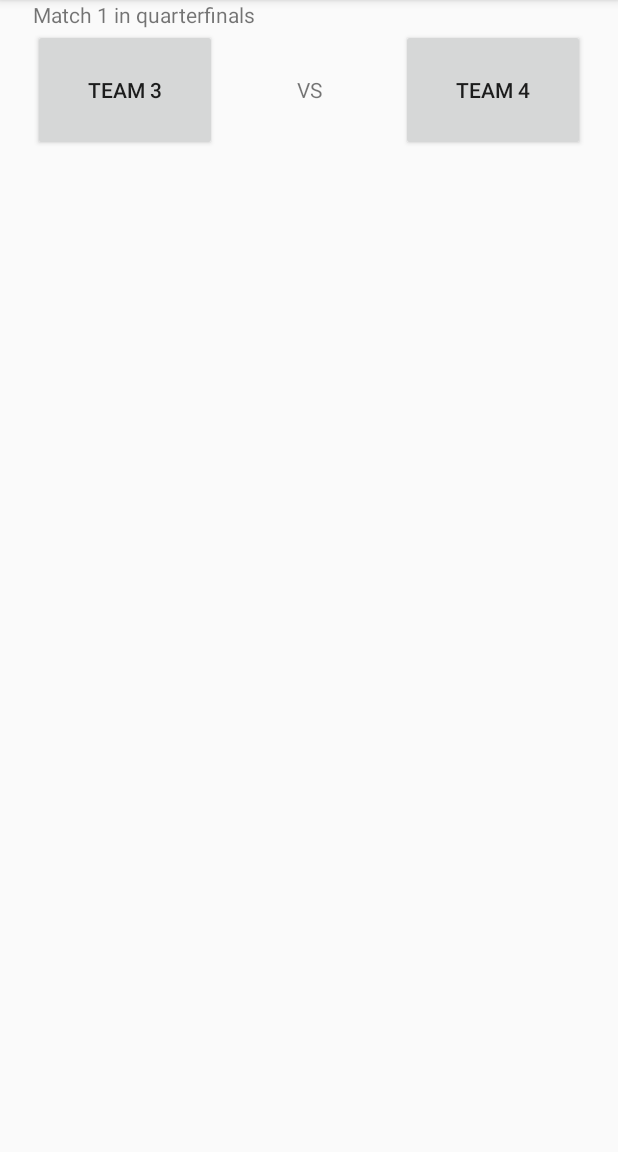
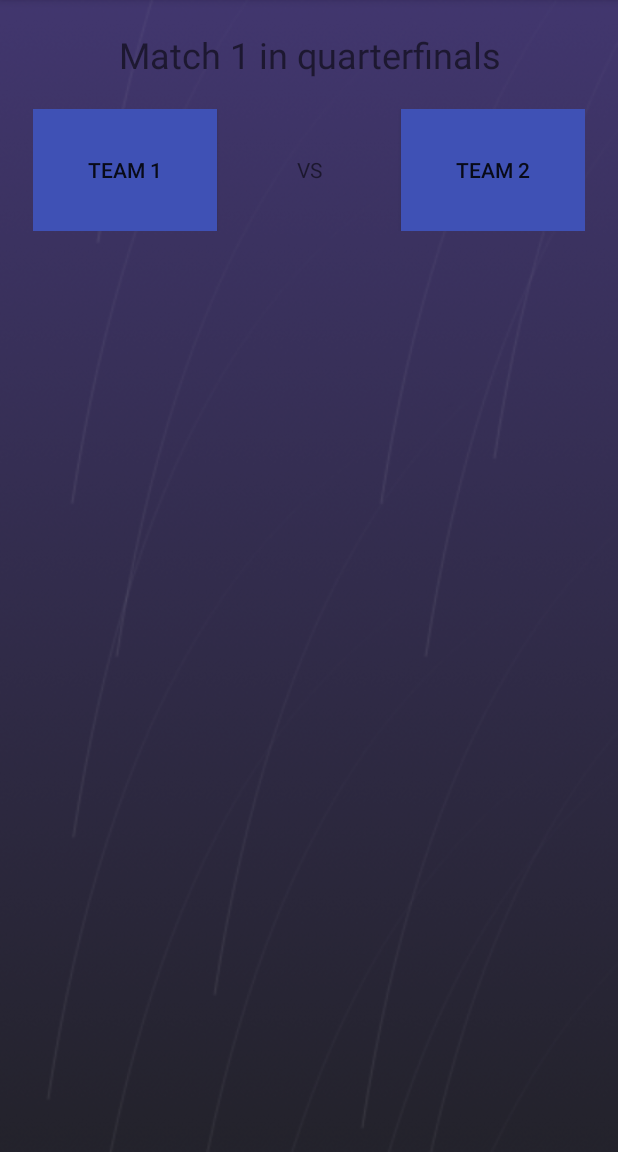
Before and after one commit to JacobSogaard/BeerPongApp, an Android app: the add_teams_activity screen opened directly, with no data from a screen before it, after a tap on "START", on a phone screen of 412 x 824 dp, the part 84-1236 px from its top. Run offline under Robolectric (Android 15) with nearby library versions, the phone set to English and light mode, and no system bars; our stand-ins replace ButterKnife; 1 other tap on this screen came first.

Commit message:
Shit kinda works, some problem with the final 2 matches. Match screen needs a proper observe method for tournament view model

```diff
--- a/app/src/main/java/app/beerpong/beerpongapp/add_teams_activity.java
+++ b/app/src/main/java/app/beerpong/beerpongapp/add_teams_activity.java
@@ -2,6 +2,7 @@ package app.beerpong.beerpongapp;
 
 import android.app.AlertDialog;
 import android.app.PendingIntent;
+import android.arch.lifecycle.ViewModel;
 import android.arch.lifecycle.ViewModelProviders;
 import android.content.Context;
 import android.content.DialogInterface;
@@ -46,6 +47,7 @@ public class add_teams_activity extends AppCompatActivity {
 
 
     //Class attributes
+    private TournamentViewModel tournamentView;
     private Tournament tournament;
     private ArrayAdapter<Team> teamAdapter;
     private boolean removeTeam = false;
@@ -60,7 +62,13 @@ public class add_teams_activity extends AppCompatActivity {
         this.setAddTeamBTNStuff();
         this.setStartBTN();
 
-        this.tournament = ViewModelProviders.of(this).get(TournamentViewModel.class).getTournament().getValue();
+        this.tournamentView = ViewModelProviders.of(this).get(TournamentViewModel.class);
+
+        this.tournamentView.getTournament().observe(this, Tournament -> {
+
+        });
+
+        this.tournament = tournamentView.getTournament().getValue();
         teamAdapter = new ArrayAdapter<Team>(getApplicationContext(), android.R.layout.simple_list_item_1, tournament.getAllTeams());
         teamsLView.setAdapter(teamAdapter);
         setListViewListener();
@@ -151,7 +159,9 @@ public class add_teams_activity extends AppCompatActivity {
         this.startBTN.setOnClickListener(new View.OnClickListener() {
             @Override
             public void onClick(View v) {
-                startActivity(new Intent(add_teams_activity.this,current_match_activity.class));
+                Intent i = new Intent(add_teams_activity.this,current_match_activity.class);
+                i.putExtra("tournament", tournament);
+                startActivity(i);
             }
         });
     }
--- a/app/src/main/java/app/beerpong/beerpongapp/current_match_activity.java
+++ b/app/src/main/java/app/beerpong/beerpongapp/current_match_activity.java
@@ -1,6 +1,7 @@
 package app.beerpong.beerpongapp;
 
 import android.arch.lifecycle.ViewModelProviders;
+import android.content.Intent;
 import android.content.res.Resources;
 import android.support.v7.app.AppCompatActivity;
 import android.os.Bundle;
@@ -28,6 +29,9 @@ public class current_match_activity extends AppCompatActivity {
     @BindView(R.id.teamTwoBTN)
     public Button teamTwoBTN;
 
+    @BindView(R.id.winnerTW)
+    public TextView winnerTW;
+
     private String currentMatch, roundText;
     private double currentRound;
     private TournamentViewModel tournament;
@@ -40,28 +44,26 @@ public class current_match_activity extends AppCompatActivity {
         setContentView(R.layout.activity_current_match_activity);
         ButterKnife.bind(this);
 
-        //Intent intent = getIntent();
-        //this.tournament = (Tournament) intent.getSerializableExtra("tournament");
+        Intent intent = getIntent();
+        Tournament t = (Tournament) intent.getSerializableExtra("tournament");
+
         this.tournament = ViewModelProviders.of(this).get(TournamentViewModel.class);
+        this.getTournament().addTeams(t.getAllTeams());
+
         this.initTestTur();
         this.tournament.getTournament().observe(this, Tournament -> {
-            this.setCurrentMatch(tournament.getTournament().getValue().getCurrentMatchIndex());
-            this.setCurrentRound(tournament.getTournament().getValue().getCurrentMatchIndex());
+            Match m = this.tournament.getTournament().getValue().getCurrentMatch();
+            teamOneBTN.setText(m.getTeams()[0].getName());
+            teamTwoBTN.setText(m.getTeams()[1].getName());
+            if(tournament.getTournament().getValue().getTournamentHasEnded()){
+                this.winnerTW.setText(R.string.winner);
+            }
             this.setTitle();
         });
 
         match = this.getTournament().getFirstMatch();
         this.initTeamOneBTN(match);
         this.initTeamTwoBTN(match);
-
-        //this.tournament.start();
-        //this.updateRoundAndMatch();
-
-
-
-
-        //String matchTitle = getString(R.id.matchScreenTitle, currentRound, currentRound);
-        //this.match_screen_title.setText(matchTitle);
 
     }
 
@@ -72,9 +74,9 @@ public class current_match_activity extends AppCompatActivity {
         this.teamOneBTN.setOnClickListener(new View.OnClickListener() {
             @Override
             public void onClick(View v) {
-                getTournament().setCurrentMatchWinner(match.getTeams()[0]);
-                nextMatch();
+                nextMatch(0);
                 setTeamOneBTNText();
+                setTeamTwoBTNText();
             }
         });
     }
@@ -85,9 +87,9 @@ public class current_match_activity extends AppCompatActivity {
         this.teamTwoBTN.setOnClickListener(new View.OnClickListener() {
             @Override
             public void onClick(View v) {
-                getTournament().setCurrentMatchWinner(match.getTeams()[1]);
-                nextMatch();
+                nextMatch(1);
                 setTeamTwoBTNText();
+                setTeamOneBTNText();
             }
         });
     }
@@ -112,42 +114,31 @@ public class current_match_activity extends AppCompatActivity {
 
         Team t4 = new Team("Team 4");
 
-        Team t5 = new Team("Team 5");
 
-        Team t6 = new Team("Team 6");
 
-        Team t7 = new Team();
-        t7.setName("Team 7");
-
-        Team t8 = new Team();
-        t8.setName("Team 8");
-
-        Team t9 = new Team();
-        t9.setName("Team 9");
 
 
         this.tournament.getTournament().getValue().addTeam(t2);
         this.tournament.getTournament().getValue().addTeam(t3);
         this.tournament.getTournament().getValue().addTeam(t4);
-        this.tournament.getTournament().getValue().addTeam(t5);
-        this.tournament.getTournament().getValue().addTeam(t6);
-        this.tournament.getTournament().getValue().addTeam(t7);
-        this.tournament.getTournament().getValue().addTeam(t8);
-        this.tournament.getTournament().getValue().addTeam(t9);
+
+
 
         this.tournament.getTournament().getValue().start();
     }
 
 
+
+
     private void setTitle(){
         this.updateRoundAndMatch((int) this.tournament.getTournament().getValue().getCurrentRound(), this.tournament.getTournament().getValue().getCurrentMatchIndex());
-        if (this.currentRound == 4){
+        if (this.currentRound == 0){
             this.roundText = getString(R.string.roundofsixteen);
-        } else if (this.currentRound == 3) {
+        } else if (this.currentRound == 1) {
             this.roundText = getString(R.string.quarterfinals);
         } else if (this.currentRound == 2) {
             this.roundText = getString(R.string.semifinals);
-        } else if (this.currentRound == 1) {
+        } else if (this.currentRound == 3) {
             this.roundText = getString(R.string.finals);
         } else {
             this.roundText = getString(R.string.unknown);
@@ -159,9 +150,16 @@ public class current_match_activity extends AppCompatActivity {
 
     }
 
-    private void nextMatch(){
-        match = getTournament().getNextMatch();
-        this.updateRoundAndMatch((int) getTournament().getCurrentRound(), getTournament().getCurrentMatchIndex());
+    private void nextMatch(int winner){
+        if (getTournament().getTournamentHasEnded()){
+            this.winnerTW.setText(R.string.winner);
+        } else {
+            getTournament().getCurrentMatch().setWinner(this.match.getTeams()[winner]);
+            match = getTournament().getNextMatch();
+            this.updateRoundAndMatch((int) getTournament().getCurrentRound(), getTournament().getCurrentMatchIndex());
+        }
+
+        this.setTitle();
     }
 
 
--- a/app/src/main/java/modelClasses/Match.java
+++ b/app/src/main/java/modelClasses/Match.java
@@ -1,6 +1,8 @@
 package modelClasses;
 
-public class Match {
+import java.io.Serializable;
+
+public class Match implements Serializable {
     private Team[] teams;
     private Team winner;
 
--- a/app/src/main/java/modelClasses/Team.java
+++ b/app/src/main/java/modelClasses/Team.java
@@ -1,6 +1,8 @@
 package modelClasses;
 
-public class Team {
+import java.io.Serializable;
+
+public class Team implements Serializable {
     private String name;
 
     public Team(String name){
--- a/app/src/main/java/modelClasses/Tournament.java
+++ b/app/src/main/java/modelClasses/Tournament.java
@@ -3,21 +3,22 @@ package modelClasses;
 import android.arch.lifecycle.ViewModel;
 import android.util.Log;
 
+import java.io.Serializable;
 import java.util.ArrayList;
 import java.util.Collections;
 import java.util.HashMap;
 import java.util.List;
 import java.util.Map;
 
-public class Tournament implements ITournamentService  {
+public class Tournament implements ITournamentService, Serializable {
     private ArrayList<Team> allTeams;
     private ArrayList<Match> matches;
     private double numberOfRounds;
-    private Map<Double, Match[]> rounds;
+    private Map<Double, ArrayList<Match>> rounds;
     private int numberOfTeams;
     private int currentMatch;
     private double currentRound;
-    private boolean oneTeamMatch;
+    private boolean oneTeamMatch, tournamentHasEnded;
 
 
     public Tournament() {
@@ -36,6 +37,10 @@ public class Tournament implements ITournamentService  {
         return true;
     }
 
+    public void addTeams(ArrayList<Team> teams){
+        this.allTeams = teams;
+    }
+
     public void removeTeam(Team t) {
         allTeams.remove(t);
     }
@@ -51,12 +56,11 @@ public class Tournament implements ITournamentService  {
         this.numberOfTeams = this.allTeams.size();
         this.numberOfRounds = Math.floor(Math.log(this.numberOfTeams - 1) / Math.log(2));
 
-        double maxTeams = 2;
-        for(double i = numberOfRounds; i >= 1; i--){
+        for(double i = numberOfRounds; i >= 0; i--){
+            ArrayList<Match> matchList = new ArrayList();
+            this.rounds.put(i, matchList);
 
-            Match[] matchList = new Match[(int) (maxTeams/2)];
-            this.rounds.put(i, matchList);
-            maxTeams = Math.floor(Math.pow(maxTeams, 2));
+
         }
 
 
@@ -77,14 +81,14 @@ public class Tournament implements ITournamentService  {
                 && this.numberOfTeams != 8 && this.numberOfTeams != 16) {
             //checks if matches has 1 match with only one team
             if (this.matches.get(this.matches.size() - 1).getTeams().length == 1){
-                this.rounds.get(roundTwo)[0] = this.matches.get(this.matches.size() - 1);
+                this.rounds.get(roundTwo).add(this.matches.get(this.matches.size() - 1));
                 this.matches.remove(this.matches.size() - 1);
                 this.oneTeamMatch = true;
                 i = 1;
             }
             //iterates through and adds all matches in second round
-            for (i = 0; i <= this.rounds.get(roundTwo).length - 1; i++){
-                this.rounds.get(roundTwo)[i] = this.matches.get(i);
+            for (i = 0; i <= this.rounds.get(roundTwo).size() - 1; i++){
+                this.rounds.get(roundTwo).add(this.matches.get(i));
                 this.matches.remove(i);
             }
         }
@@ -93,17 +97,16 @@ public class Tournament implements ITournamentService  {
     private void initFirstRound(){
         double roundOne = numberOfRounds - (numberOfRounds - 1);
         this.matches.trimToSize();
+        this.rounds.put(roundOne, matches);
 
-        for(int i = 0; i <= this.matches.size() - 1; i++){
-            this.rounds.get(roundOne)[i] = this.matches.get(i);
-        }
+
     }
 
     @Override
     public boolean start(){
         this.initTournament();
         this.currentMatch = 0;
-        this.currentRound = this.numberOfRounds;
+        this.currentRound = 1;
         return true;
     }
 
@@ -114,7 +117,7 @@ public class Tournament implements ITournamentService  {
      */
     @Override
     public void setWinner(Team winner){
-        this.rounds.get(this.currentRound)[this.currentMatch].setWinner(winner);
+        this.rounds.get(this.currentRound).get(this.currentMatch).setWinner(winner);
     }
 
     /**
@@ -124,33 +127,44 @@ public class Tournament implements ITournamentService  {
      */
     @Override
     public Match getNextMatch(){
+
+        if(this.currentRound == this.numberOfRounds){
+            this.tournamentHasEnded = true;
+            return this.getCurrentMatch();
+        }
         //If round has ended
-        if (this.rounds.get(this.currentRound).length == currentMatch){
+        if (this.rounds.get(this.currentRound).size() - 1 == currentMatch){
+
             this.initNextRound();
-            return this.rounds.get(this.currentRound)[this.currentMatch];
+            return this.rounds.get(this.currentRound).get(this.currentMatch);
         }
 
         //Next match
         this.currentMatch++;
-        return this.rounds.get(this.currentRound)[this.currentMatch];
+        return this.getCurrentMatch();
     }
 
     public Match getCurrentMatch(){
-        return this.rounds.get(this.currentRound)[this.currentMatch];
+
+        return this.rounds.get(this.currentRound).get(this.currentMatch);
     }
 
     public void setCurrentMatchWinner(Team winner){
         this.getCurrentMatch().setWinner(winner);
     }
 
+    public boolean getTournamentHasEnded(){
+        return this.tournamentHasEnded;
+    }
+
     private void initMatches(){
         Match match;
         for(int i = 0; i <= this.allTeams.size() - 1; i += 2) {
             try {
-                Log.d("init 2 teams match", this.allTeams.get(i).getName() + " - " + this.allTeams.get(i + 1).getName());
+
                 match = new Match(this.allTeams.get(i), this.allTeams.get(i + 1));
             } catch (IndexOutOfBoundsException n){
-                Log.d("Init 1 team match", this.allTeams.get(i).getName());
+
                 match = new Match(this.allTeams.get(i));
             }
 
@@ -159,22 +173,25 @@ public class Tournament implements ITournamentService  {
     }
 
     private void initNextRound(){
+
         List<Team> teams = new ArrayList<>();
         for(Match m : this.rounds.get(this.currentRound)){
             teams.add(m.getWinner());
+            Log.d("Init next round", m.getWinner().getName());
         }
 
         this.currentRound++;
         Collections.shuffle(teams);
-        for (int i = 0; i <= teams.size(); i += 2){
-            this.rounds.get(this.currentRound)[i] = new Match(teams.get(i), teams.get(i + 1));
+        for (int i = 0; i <= teams.size() - 1; i += 2){
+            Log.d("Current round", Double.toString(currentRound));
+            this.rounds.get(this.currentRound).add(new Match(teams.get(i), teams.get(i + 1)));
         }
         this.currentMatch = 0;
     }
 
     public Match getFirstMatch(){
-        Log.d("First match", Double.toString(numberOfRounds - (numberOfRounds - 1.0)));
-        return this.rounds.get(numberOfRounds - (numberOfRounds - 1.0))[0];
+
+        return this.rounds.get(numberOfRounds - (numberOfRounds - 1.0)).get(0);
     }
 
     @Override
--- a/app/src/main/res/layout/activity_current_match_activity.xml
+++ b/app/src/main/res/layout/activity_current_match_activity.xml
@@ -4,6 +4,8 @@
     xmlns:tools="http://schemas.android.com/tools"
     android:layout_width="match_parent"
     android:layout_height="match_parent"
+    android:minHeight="28dp"
+    android:background="@drawable/bg"
     tools:context=".current_match_activity">
 
     <LinearLayout
@@ -28,7 +30,12 @@
                 android:layout_width="wrap_content"
                 android:layout_height="wrap_content"
                 android:layout_weight="1"
-                android:text="@string/match_screen_title" />
+                android:gravity="center"
+                android:paddingBottom="20dp"
+                android:paddingTop="20dp"
+                android:text="@string/match_screen_title"
+                android:textSize="24sp"
+                tools:textColor="@color/colorAccent" />
         </LinearLayout>
 
         <LinearLayout
@@ -41,7 +48,8 @@
                 android:id="@+id/teamOneBTN"
                 android:layout_width="match_parent"
                 android:layout_height="match_parent"
-                android:layout_weight="1" />
+                android:layout_weight="1"
+                android:background="@color/colorPrimary" />
 
             <TextView
                 android:id="@+id/vsTextView"
@@ -49,13 +57,21 @@
                 android:layout_height="match_parent"
                 android:layout_weight="1"
                 android:gravity="center"
-                android:text="@string/versus" />
+                android:text="@string/versus"
+                tools:textColor="@color/colorAccent" />
 
             <Button
                 android:id="@+id/teamTwoBTN"
                 android:layout_width="match_parent"
                 android:layout_height="match_parent"
-                android:layout_weight="1" />
+                android:layout_weight="1"
+                android:background="@color/colorPrimary" />
         </LinearLayout>
+
+        <TextView
+            android:id="@+id/winnerTW"
+            android:layout_width="match_parent"
+            android:layout_height="match_parent"
+            android:gravity="center" />
     </LinearLayout>
 </android.support.constraint.ConstraintLayout>
--- a/app/src/main/res/values/colors.xml
+++ b/app/src/main/res/values/colors.xml
@@ -1,6 +1,6 @@
 <?xml version="1.0" encoding="utf-8"?>
 <resources>
-    <color name="colorPrimary">#3F51B5</color>
+    <color name="colorPrimary">#3f51b5</color>
     <color name="colorPrimaryDark">#303F9F</color>
-    <color name="colorAccent">#FF4081</color>
+    <color name="colorAccent">#ff4081</color>
 </resources>
--- a/app/src/main/res/values/strings.xml
+++ b/app/src/main/res/values/strings.xml
@@ -8,4 +8,5 @@
     <string name="semifinals">semifinals</string>
     <string name="finals">final</string>
     <string name="unknown">unknown</string>
+    <string name="winner">Winner winner chicken dinner</string>
 </resources>
```
